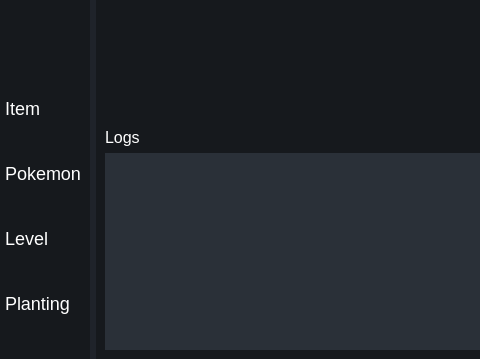
The window that DO NOT RUN/pokemon.ui (T3tsuo/PokemonUI) describes before a commit, drawn with Qt 5; both pictures show x 0 to 480 and y 242 to 601 of the 979 by 601 pixel window.
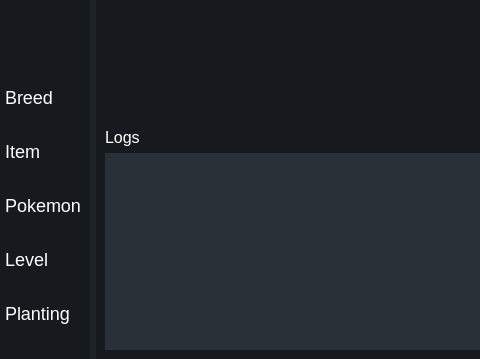
The same window after the commit. Icons and pictures are not drawn.

Commit message: fully functional breed frontend and refactored tab switching

```diff
--- a/DO NOT RUN/pokemon.ui
+++ b/DO NOT RUN/pokemon.ui
@@ -136,6 +136,13 @@
           <property name="bottomMargin">
            <number>0</number>
           </property>
+          <item>
+           <widget class="QPushButton" name="breedBtn">
+            <property name="text">
+             <string>Breed</string>
+            </property>
+           </widget>
+          </item>
           <item>
            <widget class="QPushButton" name="itemBtn">
             <property name="text">
```
The commit also changes 12 other files.
